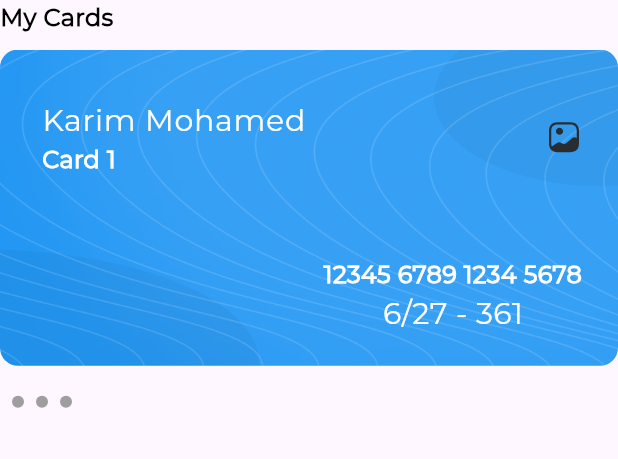
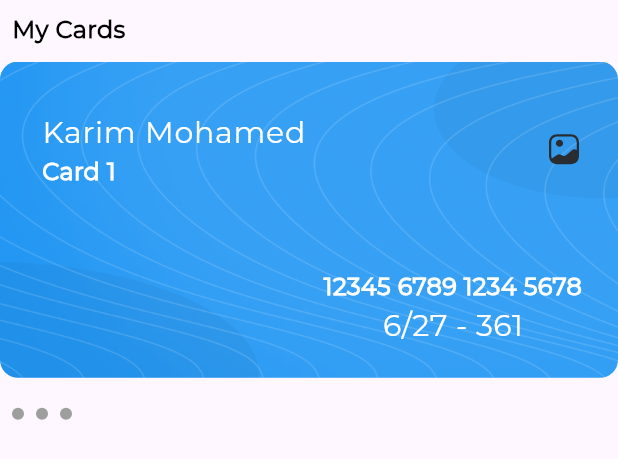
Before and after one commit to karimmohamed0270/Responsive-Dashboard, a Flutter app: the MycardSection widget shown alone on an empty page, opened directly, on a phone screen of 412 x 824 dp. Shown: the top 459 px of the screen. Run offline on Flutter 3.47's test engine with Material 3 defaults, Android fonts, the phone set to English and light mode, and no system bars; drawn by our look-alikes of expandable_page_view; our stand-ins replace flutter_svg.

Commit message:
create my card and transaction widget

```diff
--- a/lib/widgets/desktop_layout.dart
+++ b/lib/widgets/desktop_layout.dart
@@ -1,6 +1,7 @@
 import 'package:flutter/material.dart';
 import 'package:responesive_dashboard/widgets/allexpenses.dart';
 import 'package:responesive_dashboard/widgets/custom_drawer.dart';
+import 'package:responesive_dashboard/widgets/my_card_and_transaction_section.dart';
 import 'package:responesive_dashboard/widgets/my_card_dots.dart';
 import 'package:responesive_dashboard/widgets/my_card_dotsindicator.dart';
 import 'package:responesive_dashboard/widgets/my_card_page_view.dart';
@@ -20,6 +21,7 @@ class DesktopLayout extends StatelessWidget {
         Expanded(child: CustomDrawer()),
         // 2 main content
         Expanded(
+          // flex: 2,
           child: Column(
             children: [
               // Expanded(child: Allexpenses()),
@@ -32,7 +34,7 @@ class DesktopLayout extends StatelessWidget {
 
         // 3 right side content
         // Expanded(child: MycardSection()),
-        Expanded(child: TransactionHistorySection()),
+        Expanded(child: MyCardAndTransactionSection()),
       ],
     );
   }
--- a/lib/widgets/mycard_section.dart
+++ b/lib/widgets/mycard_section.dart
@@ -11,9 +11,12 @@ class MycardSection extends StatelessWidget {
     return Column(
       crossAxisAlignment: CrossAxisAlignment.start,
       children: [
-        Text(
-          "My Cards",
-          style: AppStyles.styleBold16.copyWith(color: Colors.black),
+        Padding(
+          padding: const EdgeInsets.only(left: 8.0, right: 8.0, top: 8.0),
+          child: Text(
+            "My Cards",
+            style: AppStyles.styleBold16.copyWith(color: Colors.black),
+          ),
         ),
         SizedBox(height: 10),
         MyCardPageView(),
--- a/lib/widgets/transaction_history_header.dart
+++ b/lib/widgets/transaction_history_header.dart
@@ -5,7 +5,9 @@ class TransactionHistoryHeader extends StatelessWidget {
 
   @override
   Widget build(BuildContext context) {
-    return Row(
+    return Padding(
+      padding: const EdgeInsets.only(left: 8.0, right: 8.0, top: 8.0),
+      child: Row(
         children: [
           Text(
             "Transaction History",
@@ -14,6 +16,7 @@ class TransactionHistoryHeader extends StatelessWidget {
           Expanded(child: SizedBox()),
           Text("See All", style: TextStyle(fontSize: 14, color: Colors.blue)),
         ],
+      ),
     );
   }
 }
```
Also changed, not shown: lib/widgets/my_card_and_transaction_section.dart (added, +21 -0 lines), lib/widgets/transaction_item.dart (+17 -5 lines). Lines whose indentation alone changed are shown as unchanged.
